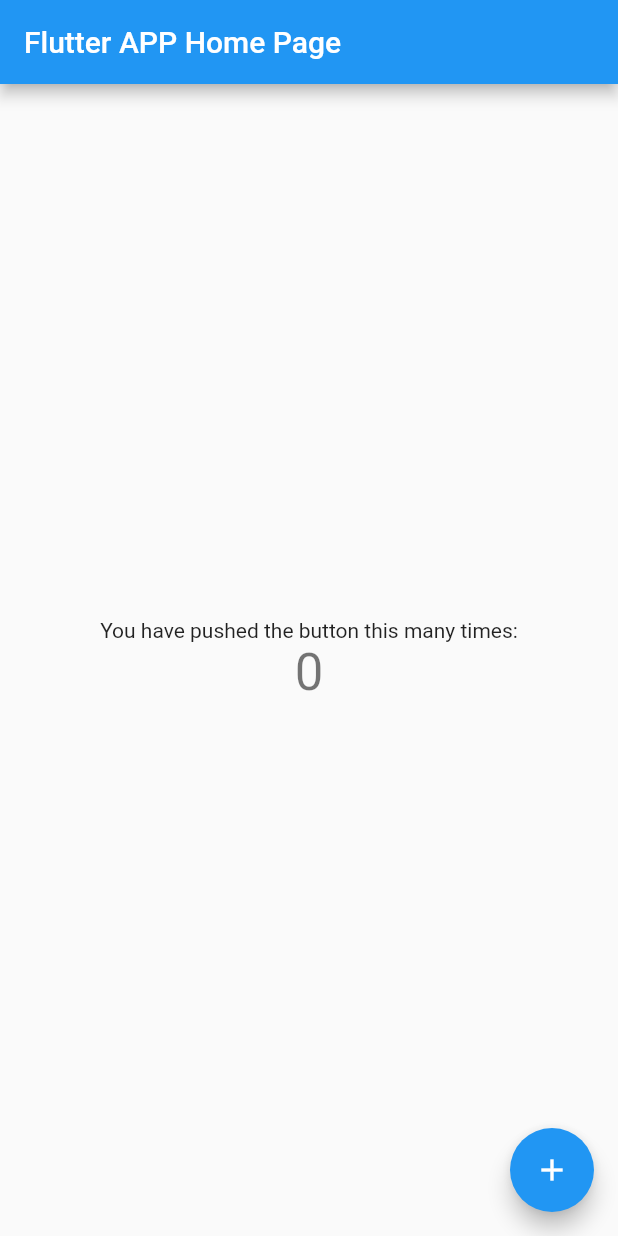
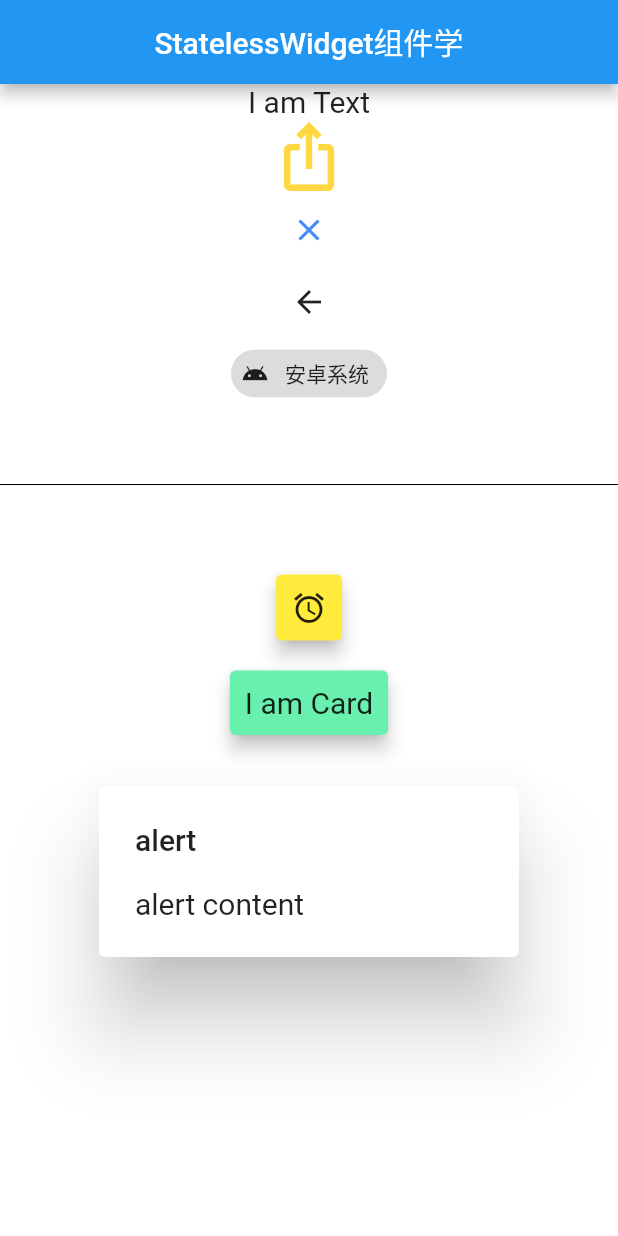
Before and after one commit to yuyangzi/AssetManagement, a Flutter app: the screen it shows after launch, on a phone screen of 412 x 824 dp. Run offline on Flutter 3.47's test engine with Material 2 defaults, Android fonts, the light colour scheme and no system bars.

Commit message:
feat: 学习StatelessWidget

```diff
--- /dev/null
+++ b/lib/less_group_page.dart
@@ -0,0 +1,69 @@
+import 'package:flutter/material.dart';
+
+class LessGroupPage extends StatelessWidget {
+  @override
+  Widget build(BuildContext content) {
+    TextStyle textStyle = TextStyle(fontSize: 20);
+    return MaterialApp(
+      title: 'StatelessWidget组件学',
+      theme: ThemeData(
+        primarySwatch: Colors.blue,
+      ),
+      home: Scaffold(
+          appBar: AppBar(
+            title: Container(
+              alignment: Alignment.center,
+              child: Text('StatelessWidget组件学'),
+            ),
+          ),
+          body: Container(
+            decoration: BoxDecoration(color: Colors.white),
+            alignment: Alignment.center,
+            child: Column(
+              children: [
+                Text(
+                  'I am Text',
+                  style: textStyle,
+                ),
+                Icon(
+                  Icons.ios_share,
+                  size: 50,
+                  color: Colors.amberAccent,
+                ),
+                CloseButton(
+                  color: Colors.blueAccent,
+                ),
+                BackButton(),
+                Chip(avatar: Icon(Icons.android), label: Text('安卓系统')),
+                Divider(
+                  height: 100,
+                  color: Colors.black,
+                ),
+                Card(
+                  color: Colors.yellow,
+                  elevation: 5,
+                  margin: EdgeInsets.all(10),
+                  child: Container(
+                    padding: EdgeInsets.all(10),
+                    child: Icon(Icons.access_alarm),
+                  ),
+                ),
+                Card(
+                  color: Colors.greenAccent,
+                  elevation: 5,
+                  margin: EdgeInsets.all(10),
+                  child: Container(
+                    padding: EdgeInsets.all(10),
+                    child: Text('I am Card', style: textStyle),
+                  ),
+                ),
+                AlertDialog(
+                  title: Text('alert'),
+                  content: Text('alert content', style: textStyle),
+                )
+              ],
+            ),
+          )),
+    );
+  }
+}
--- a/lib/main.dart
+++ b/lib/main.dart
@@ -1,7 +1,9 @@
 import 'package:flutter/material.dart';
 
+import 'less_group_page.dart';
+
 void main() {
-  runApp(MyApp());
+  runApp(LessGroupPage());
 }
 
 class MyApp extends StatelessWidget {
@@ -61,7 +63,6 @@
 
   @override
   Widget build(BuildContext context) {
-
     // This method is rerun every time setState is called, for instance as done
     // by the _incrementCounter method above.
     //
```
